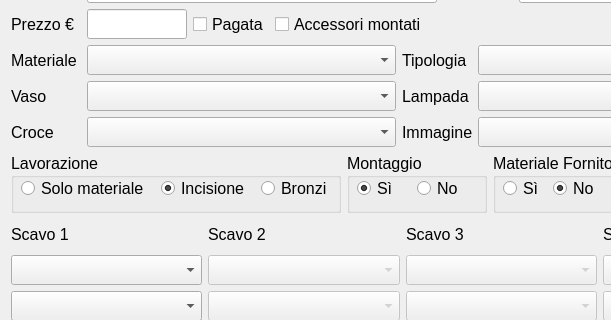
This is Tomb.ui in LuigiCaradonna/funeraria as Qt 5 draws it before an edit; both pictures show x 0 to 611 and y 91 to 411 of the 1200 by 690 pixel window. The edited form follows.
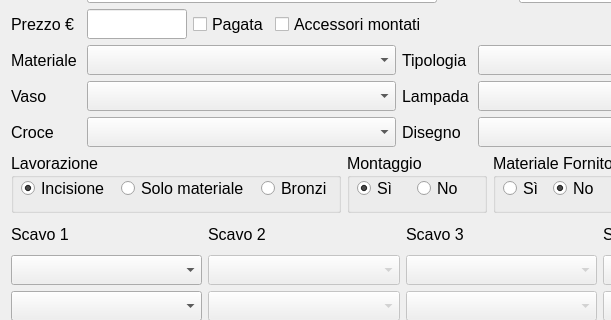
This is the edited form.

Commit message: Radio buttons' position changed

The edit to the form file:
```diff
--- a/Tomb.ui
+++ b/Tomb.ui
@@ -619,7 +619,7 @@
               </size>
              </property>
              <property name="text">
-              <string>Immagine</string>
+              <string>Disegno</string>
              </property>
             </widget>
            </item>
@@ -830,7 +830,7 @@
          <widget class="QRadioButton" name="rbEngraveYes">
           <property name="geometry">
            <rect>
-            <x>150</x>
+            <x>10</x>
             <y>20</y>
             <width>84</width>
             <height>30</height>
@@ -857,7 +857,7 @@
          <widget class="QRadioButton" name="rbEngraveNo">
           <property name="geometry">
            <rect>
-            <x>10</x>
+            <x>110</x>
             <y>20</y>
             <width>131</width>
             <height>30</height>
```
